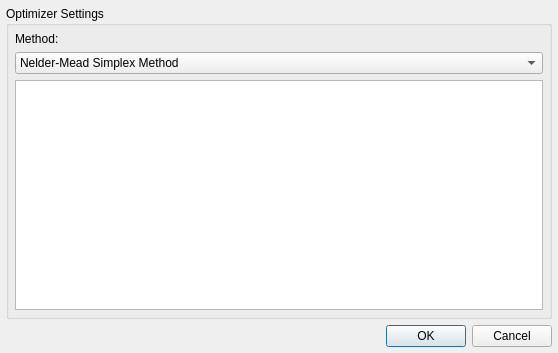
The window that apps/MicroscopeSimulator/OptimizerSettingsDialog.ui (CISMM/MicroscopeSimulator2) describes before a commit, drawn with Qt 5.
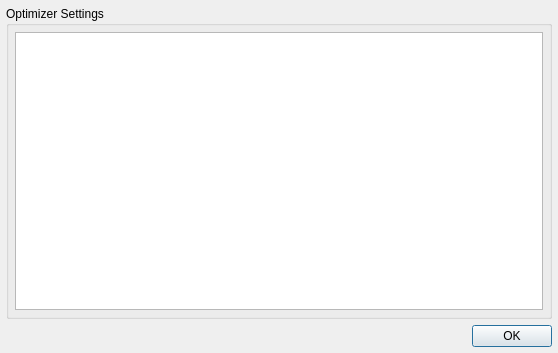
The same window after the commit.

Patch:
```diff
--- a/apps/MicroscopeSimulator/OptimizerSettingsDialog.ui
+++ b/apps/MicroscopeSimulator/OptimizerSettingsDialog.ui
@@ -52,40 +52,37 @@
               <number>6</number>
              </property>
              <item>
-              <widget class="QLabel" name="methodLabel">
-               <property name="sizePolicy">
-                <sizepolicy hsizetype="Maximum" vsizetype="Preferred">
-                 <horstretch>0</horstretch>
-                 <verstretch>0</verstretch>
-                </sizepolicy>
-               </property>
-               <property name="text">
-                <string>Method:</string>
-               </property>
-              </widget>
-             </item>
-             <item>
-              <widget class="QComboBox" name="methodComboBox">
-               <property name="toolTip">
-                <string>Selects which optimization method to use</string>
-               </property>
-               <item>
-                <property name="text">
-                 <string>Nelder-Mead Simplex Method</string>
-                </property>
-               </item>
-               <item>
-                <property name="text">
-                 <string>Flow-Driven Deformation Method</string>
-                </property>
-               </item>
-              </widget>
-             </item>
-             <item>
-              <widget class="QTableView" name="methodSettingsTableView">
+              <widget class="QTableView" name="settingsTableView">
                <property name="toolTip">
                 <string>Set optimizer settings here</string>
                </property>
+               <property name="autoScrollMargin">
+                <number>4</number>
+               </property>
+               <property name="alternatingRowColors">
+                <bool>true</bool>
+               </property>
+               <property name="selectionMode">
+                <enum>QAbstractItemView::NoSelection</enum>
+               </property>
+               <attribute name="horizontalHeaderStretchLastSection">
+                <bool>true</bool>
+               </attribute>
+               <attribute name="verticalHeaderVisible">
+                <bool>false</bool>
+               </attribute>
+               <attribute name="verticalHeaderDefaultSectionSize">
+                <number>16</number>
+               </attribute>
+               <attribute name="verticalHeaderVisible">
+                <bool>false</bool>
+               </attribute>
+               <attribute name="verticalHeaderDefaultSectionSize">
+                <number>16</number>
+               </attribute>
+               <attribute name="horizontalHeaderStretchLastSection">
+                <bool>true</bool>
+               </attribute>
               </widget>
              </item>
             </layout>
@@ -104,7 +101,10 @@
       <enum>Qt::Horizontal</enum>
      </property>
      <property name="standardButtons">
-      <set>QDialogButtonBox::Cancel|QDialogButtonBox::Ok</set>
+      <set>QDialogButtonBox::Ok</set>
+     </property>
+     <property name="centerButtons">
+      <bool>false</bool>
      </property>
     </widget>
    </item>
```
Left out of the diff: 2 changed lines with no effect on the pictures.
